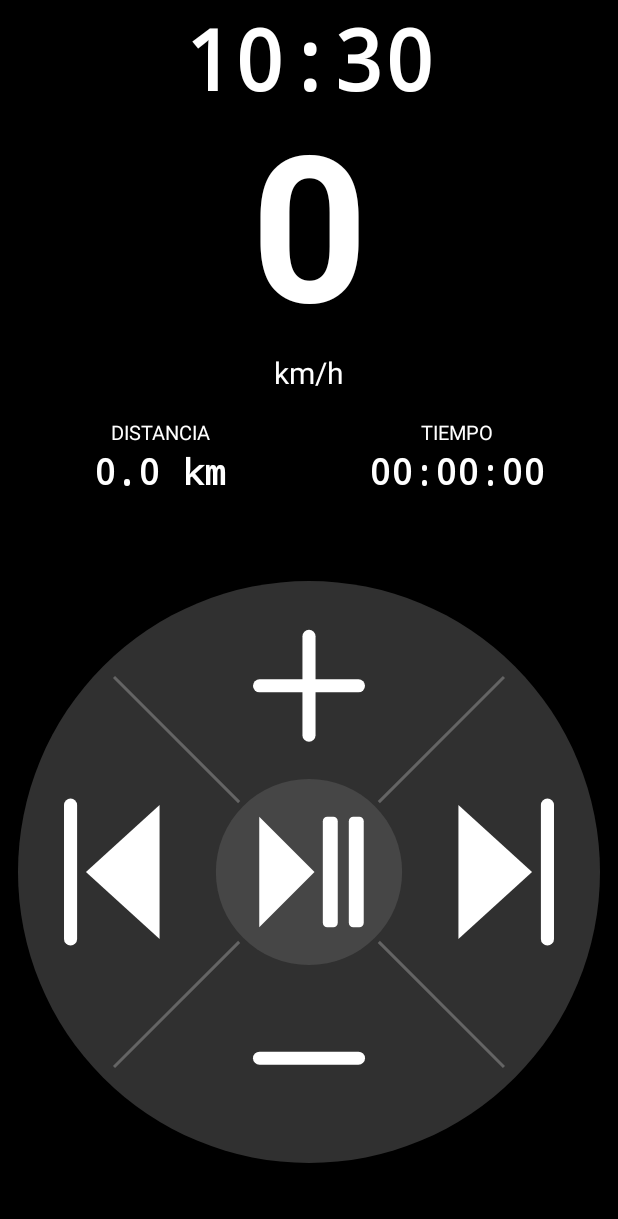
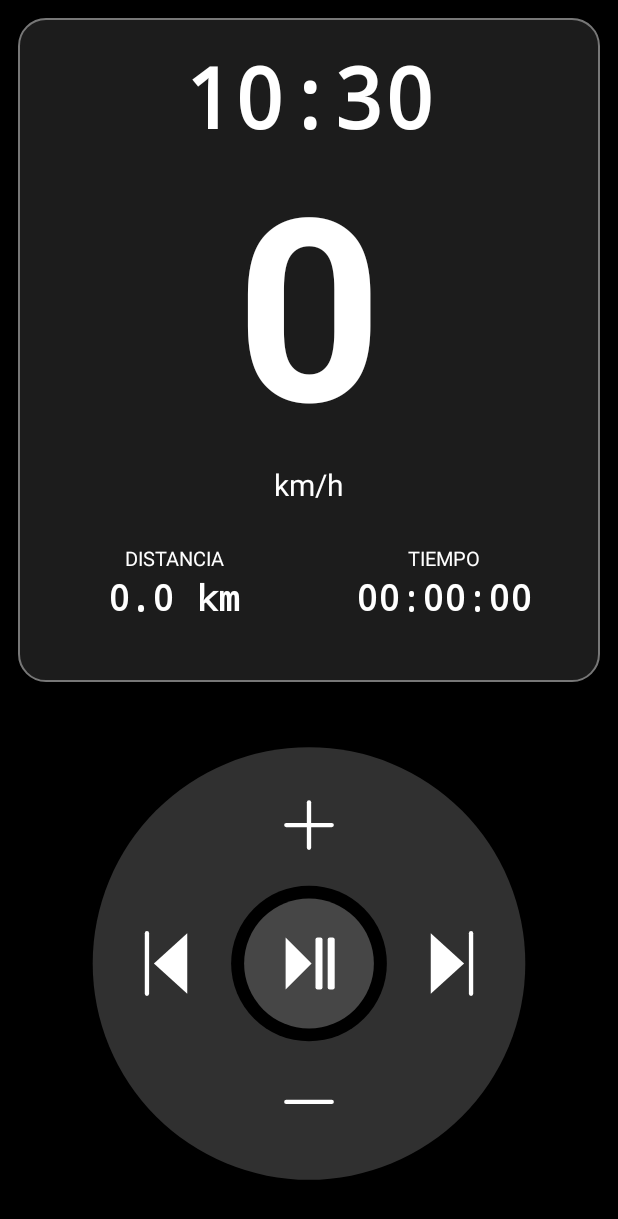
Before and after one commit to KYNOVA-asd/Rodada-pedal, an Android app: the screen it shows after launch (MainActivity), on a phone screen of 412 x 824 dp. Shown: the top 1219 px of the screen. Run offline under Robolectric (Android 15) with nearby library versions, the phone set to English and light mode, and no system bars.

Commit message:
Ajustar pantalla dividida y rueda de música

```diff
--- a/app/src/main/java/com/rodada/app/MainActivity.kt
+++ b/app/src/main/java/com/rodada/app/MainActivity.kt
@@ -5,7 +5,6 @@ import android.app.Activity
 import android.app.AlertDialog
 import android.content.Intent
 import android.content.pm.PackageManager
-import android.graphics.Color
 import android.location.LocationManager
 import android.media.AudioManager
 import android.os.Bundle
@@ -15,6 +14,8 @@ import android.os.SystemClock
 import android.os.VibrationEffect
 import android.os.Vibrator
 import android.view.KeyEvent
+import android.view.WindowInsets
+import android.view.WindowInsetsController
 import android.view.WindowManager
 import android.widget.LinearLayout
 import android.widget.TextView
@@ -42,8 +43,8 @@ class MainActivity : Activity() {
 
     override fun onCreate(savedInstanceState: Bundle?) {
         super.onCreate(savedInstanceState)
-        window.addFlags(WindowManager.LayoutParams.FLAG_FULLSCREEN)
-        window.navigationBarColor = Color.BLACK
+        window.setDecorFitsSystemWindows(false)
+        hideSystemBars()
         setContentView(R.layout.activity_main)
         clock = findViewById(R.id.clock)
         speed = findViewById(R.id.speed)
@@ -68,6 +69,18 @@ class MainActivity : Activity() {
     override fun onPause() {
         handler.removeCallbacks(updateScreen)
         super.onPause()
+    }
+
+    override fun onWindowFocusChanged(hasFocus: Boolean) {
+        super.onWindowFocusChanged(hasFocus)
+        if (hasFocus) hideSystemBars()
+    }
+
+    private fun hideSystemBars() {
+        window.decorView.windowInsetsController?.apply {
+            hide(WindowInsets.Type.systemBars())
+            systemBarsBehavior = WindowInsetsController.BEHAVIOR_SHOW_TRANSIENT_BARS_BY_SWIPE
+        }
     }
 
     private fun render() {
--- a/app/src/main/java/com/rodada/app/MusicWheelView.kt
+++ b/app/src/main/java/com/rodada/app/MusicWheelView.kt
@@ -18,11 +18,8 @@ class MusicWheelView(context: Context, attrs: android.util.AttributeSet?) : View
     private var clickZone: Zone? = null
 
     private val wheelPaint = Paint(Paint.ANTI_ALIAS_FLAG).apply { color = Color.rgb(48, 48, 48) }
+    private val gapPaint = Paint(Paint.ANTI_ALIAS_FLAG).apply { color = Color.BLACK }
     private val centerPaint = Paint(Paint.ANTI_ALIAS_FLAG).apply { color = Color.rgb(70, 70, 70) }
-    private val dividerPaint = Paint(Paint.ANTI_ALIAS_FLAG).apply {
-        color = Color.rgb(100, 100, 100)
-        strokeWidth = 2f * resources.displayMetrics.density
-    }
     private val pressedPaint = Paint(Paint.ANTI_ALIAS_FLAG).apply { color = Color.rgb(100, 100, 100) }
     private val symbolPaint = Paint(Paint.ANTI_ALIAS_FLAG).apply {
         color = Color.WHITE
@@ -40,35 +37,25 @@ class MusicWheelView(context: Context, attrs: android.util.AttributeSet?) : View
         if (radius <= 0f) return
 
         canvas.drawCircle(cx, cy, radius, wheelPaint)
-        for (horizontal in listOf(-1f, 1f)) {
-            for (vertical in listOf(-1f, 1f)) {
-                canvas.drawLine(
-                    cx + horizontal * radius * 0.24f,
-                    cy + vertical * radius * 0.24f,
-                    cx + horizontal * radius * 0.67f,
-                    cy + vertical * radius * 0.67f,
-                    dividerPaint
-                )
-            }
-        }
-        canvas.drawCircle(cx, cy, radius * 0.32f, centerPaint)
+        canvas.drawCircle(cx, cy, radius * 0.36f, gapPaint)
+        canvas.drawCircle(cx, cy, radius * 0.30f, centerPaint)
 
         pressedZone?.let { zone ->
             val (x, y) = zoneCenter(zone, cx, cy, radius)
             canvas.drawCircle(x, y, radius * 0.27f, pressedPaint)
         }
 
-        symbolPaint.strokeWidth = radius * 0.045f
-        val arm = radius * 0.17f
+        symbolPaint.strokeWidth = radius * 0.020f
+        val arm = radius * 0.105f
         val topY = cy - radius * 0.64f
         val bottomY = cy + radius * 0.64f
         canvas.drawLine(cx - arm, topY, cx + arm, topY, symbolPaint)
         canvas.drawLine(cx, topY - arm, cx, topY + arm, symbolPaint)
         canvas.drawLine(cx - arm, bottomY, cx + arm, bottomY, symbolPaint)
 
-        drawTrack(canvas, cx - radius * 0.64f, cy, radius * 0.23f, previous = true)
-        drawTrack(canvas, cx + radius * 0.64f, cy, radius * 0.23f, previous = false)
-        drawPlayPause(canvas, cx, cy, radius * 0.19f)
+        drawTrack(canvas, cx - radius * 0.64f, cy, radius * 0.14f, previous = true)
+        drawTrack(canvas, cx + radius * 0.64f, cy, radius * 0.14f, previous = false)
+        drawPlayPause(canvas, cx, cy, radius * 0.12f)
     }
 
     private fun drawTrack(canvas: Canvas, x: Float, y: Float, size: Float, previous: Boolean) {
@@ -162,5 +149,8 @@ class MusicWheelView(context: Context, attrs: android.util.AttributeSet?) : View
         Zone.CENTER -> cx to cy
     }
 
-    private fun wheelRadius(): Float = min(width, height) / 2f - 4f * resources.displayMetrics.density
+    private fun wheelRadius(): Float = min(
+        width * 0.35f,
+        height / 2f - 6f * resources.displayMetrics.density
+    )
 }
--- /dev/null
+++ b/app/src/main/res/drawable/info_panel_background.xml
@@ -0,0 +1,6 @@
+<?xml version="1.0" encoding="utf-8"?>
+<shape xmlns:android="http://schemas.android.com/apk/res/android">
+    <solid android:color="#1C1C1C" />
+    <stroke android:width="1dp" android:color="#777777" />
+    <corners android:radius="18dp" />
+</shape>
--- a/app/src/main/res/layout/activity_main.xml
+++ b/app/src/main/res/layout/activity_main.xml
@@ -3,16 +3,21 @@
     android:layout_width="match_parent"
     android:layout_height="match_parent"
     android:background="#000000"
-    android:orientation="vertical"
-    android:padding="8dp">
+    android:orientation="vertical">
 
     <LinearLayout
         android:id="@+id/info_panel"
         android:layout_width="match_parent"
         android:layout_height="0dp"
-        android:layout_weight="0.42"
+        android:layout_marginStart="12dp"
+        android:layout_marginTop="12dp"
+        android:layout_marginEnd="12dp"
+        android:layout_marginBottom="6dp"
+        android:layout_weight="0.55"
+        android:background="@drawable/info_panel_background"
         android:contentDescription="@string/ride_long_press_hint"
-        android:orientation="vertical">
+        android:orientation="vertical"
+        android:padding="14dp">
 
         <TextView
             android:id="@+id/clock"
@@ -125,6 +130,6 @@
         android:id="@+id/music_wheel"
         android:layout_width="match_parent"
         android:layout_height="0dp"
-        android:layout_weight="0.58"
+        android:layout_weight="0.45"
         android:contentDescription="@string/music_wheel_description" />
 </LinearLayout>
```
